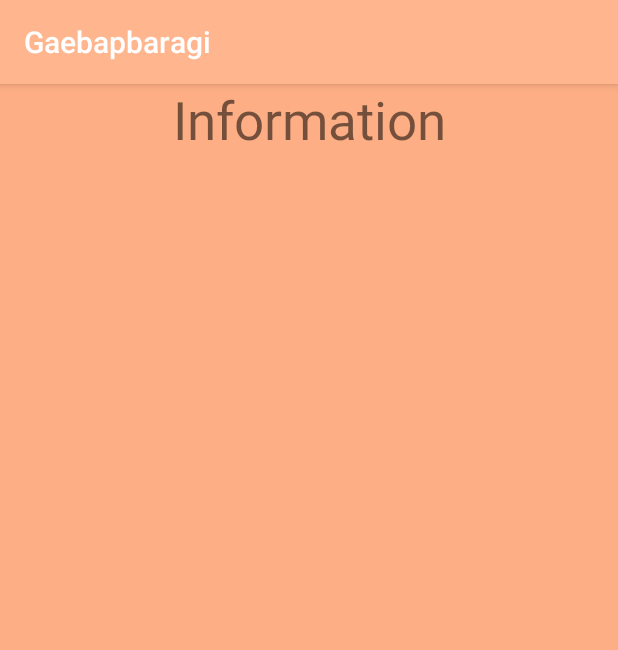
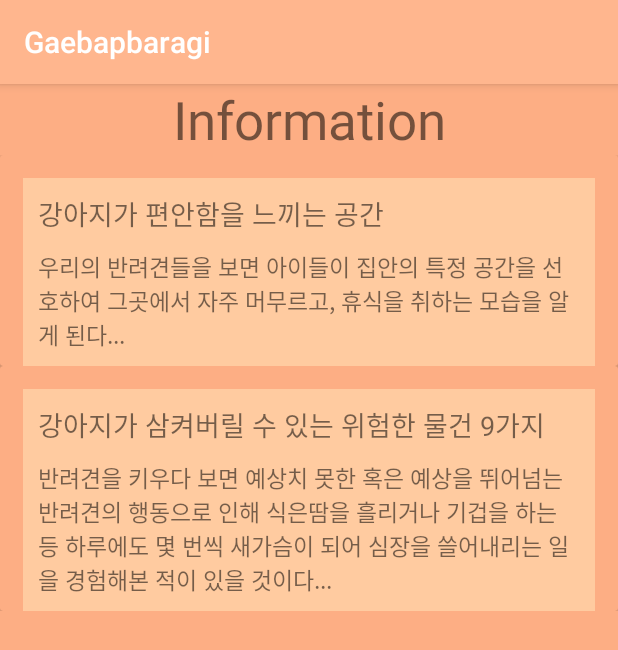
Before and after one commit to chaminji/Gaebapbaragi, an Android app: the InformationActivity screen opened directly, with no data from a screen before it, on a phone screen of 412 x 824 dp. Shown: the top 650 px of the screen. Run offline under Robolectric (Android 15) with nearby library versions, the phone set to English and light mode, and no system bars.

Commit message:
Add recycler information

```diff
--- a/Gaebapbaragi/app/src/main/java/com/example/dsm2017/gaebapbaragi/InfoDrugActivity.java
+++ b/Gaebapbaragi/app/src/main/java/com/example/dsm2017/gaebapbaragi/InfoDrugActivity.java
@@ -25,6 +25,10 @@ public class InfoDrugActivity extends AppCompatActivity {
         infoDrugArrayList.add(new item("약1","01/28"));
         infoDrugArrayList.add(new item("약2","02/28"));
         infoDrugArrayList.add(new item("약3","03/28"));
+        infoDrugArrayList.add(new item("약3","04/28"));
+        infoDrugArrayList.add(new item("약3","05/28"));
+        infoDrugArrayList.add(new item("약3","06/28"));
+        infoDrugArrayList.add(new item("약3","07/28"));
 
 //        infoDrugActivity.setHasFixedSize(true);
 
--- a/Gaebapbaragi/app/src/main/java/com/example/dsm2017/gaebapbaragi/InfoMealActivity.java
+++ b/Gaebapbaragi/app/src/main/java/com/example/dsm2017/gaebapbaragi/InfoMealActivity.java
@@ -24,6 +24,9 @@ public class InfoMealActivity extends AppCompatActivity {
         infoMealArrayList.add(new item("03/28","0.3"));
         infoMealArrayList.add(new item("03/28","0.5"));
         infoMealArrayList.add(new item("03/29","0.5"));
+        infoMealArrayList.add(new item("03/30","1.0"));
+        infoMealArrayList.add(new item("03/31","0.3"));
+        infoMealArrayList.add(new item("03/31","0.7"));
 
 //        infoMealActivity.setHasFixedSize(true);
 
--- a/Gaebapbaragi/app/src/main/java/com/example/dsm2017/gaebapbaragi/InfoSnackActivity.java
+++ b/Gaebapbaragi/app/src/main/java/com/example/dsm2017/gaebapbaragi/InfoSnackActivity.java
@@ -25,6 +25,10 @@ public class InfoSnackActivity extends AppCompatActivity {
         infoSnackArrayList.add(new item("껌", "03/28", "2"));
         infoSnackArrayList.add(new item("저키", "03/28", "5"));
         infoSnackArrayList.add(new item("소세지", "03/29", "1"));
+        infoSnackArrayList.add(new item("껌", "03/29", "1"));
+        infoSnackArrayList.add(new item("저키", "03/30", "5"));
+        infoSnackArrayList.add(new item("저키", "03/30", "5"));
+        infoSnackArrayList.add(new item("껌", "03/31", "1"));
 
         infoSnackActivity.setHasFixedSize(true);
 
--- a/Gaebapbaragi/app/src/main/java/com/example/dsm2017/gaebapbaragi/InformationActivity.java
+++ b/Gaebapbaragi/app/src/main/java/com/example/dsm2017/gaebapbaragi/InformationActivity.java
@@ -2,12 +2,52 @@ package com.example.dsm2017.gaebapbaragi;
 
 import android.os.Bundle;
 import android.support.v7.app.AppCompatActivity;
+import android.support.v7.widget.LinearLayoutManager;
+import android.support.v7.widget.RecyclerView;
+import java.util.ArrayList;
 
 public class InformationActivity extends AppCompatActivity {
+
+    RecyclerView informationActivity;
+    RecyclerView.Adapter informationAdapter;
+    RecyclerView.LayoutManager informationLayoutManager;
+
+    private ArrayList<item> informationArrayList;
+
     @Override
     protected void onCreate(Bundle savedInstanceState) {
         super.onCreate(savedInstanceState);
         setContentView(R.layout.activity_information);
+        informationActivity = (RecyclerView) findViewById(R.id.information_recycler);
+
+        informationArrayList = new ArrayList<>();
+        informationArrayList.add(new item("강아지가 편안함을 느끼는 공간","우리의 반려견들을 보면 아이들이 집안의 특정 공간을 선호하여 그곳에서 자주 머무르고, 휴식을 취하는 모습을 알게 된다..."));
+        informationArrayList.add(new item("강아지가 삼켜버릴 수 있는 위험한 물건 9가지","반려견을 키우다 보면 예상치 못한 혹은 예상을 뛰어넘는 반려견의 행동으로 인해 식은땀을 흘리거나 기겁을 하는 등 하루에도 몇 번씩 새가슴이 되어 심장을 쓸어내리는 일을 경험해본 적이 있을 것이다..."));
+
+//        infoMealActivity.setHasFixedSize(true);
+
+        informationLayoutManager = new LinearLayoutManager(this);
+        informationActivity.setLayoutManager(informationLayoutManager);
+
+        informationAdapter = new InformationAdapter(informationArrayList);
+        informationActivity.setAdapter(informationAdapter);
     }
 
+    public class item {
+        String infotitle;
+        String infocontent;
+
+        public item(String infotitle, String infocontent) {
+            this.infotitle = infotitle;
+            this.infocontent = infocontent;
+        }
+
+        public String getInfotitle() {
+            return infotitle;
+        }
+
+        public String getInfocontent() {
+            return infocontent;
+        }
+    }
 }
--- /dev/null
+++ b/Gaebapbaragi/app/src/main/java/com/example/dsm2017/gaebapbaragi/InformationAdapter.java
@@ -0,0 +1,48 @@
+package com.example.dsm2017.gaebapbaragi;
+
+import android.support.v7.widget.RecyclerView;
+import android.view.LayoutInflater;
+import android.view.View;
+import android.view.ViewGroup;
+import android.widget.TextView;
+import java.util.ArrayList;
+
+public class InformationAdapter extends RecyclerView.Adapter<InformationAdapter.ViewHolder> {
+
+    private ArrayList<InformationActivity.item> mInfoDataset;
+
+    public InformationAdapter(ArrayList<InformationActivity.item> myInfoDataset) {
+        mInfoDataset = myInfoDataset;
+    }
+
+    @Override
+    public InformationAdapter.ViewHolder onCreateViewHolder(ViewGroup parent, int viewType) {
+        View v = LayoutInflater.from(parent.getContext()).inflate(R.layout.cardview_info, parent, false);
+
+        ViewHolder holder = new ViewHolder(v);
+        return holder;
+    }
+
+    @Override
+    public void onBindViewHolder(ViewHolder holder, int position) {
+        holder.mInfotitle.setText(mInfoDataset.get(position).getInfotitle());
+        holder.mInfocontent.setText(String.valueOf(mInfoDataset.get(position).getInfocontent()));
+    }
+
+    @Override
+    public int getItemCount() {
+        return mInfoDataset.size();
+    }
+
+    public static class ViewHolder extends RecyclerView.ViewHolder {
+        public TextView mInfotitle;
+        public TextView mInfocontent;
+
+        public ViewHolder(View v) {
+            super(v);
+
+            mInfotitle = (TextView) v.findViewById(R.id.cardview_info_title);
+            mInfocontent = (TextView) v.findViewById(R.id.cardview_info_content);
+        }
+    }
+}
--- a/Gaebapbaragi/app/src/main/res/layout/activity_information.xml
+++ b/Gaebapbaragi/app/src/main/res/layout/activity_information.xml
@@ -15,6 +15,7 @@
         android:textSize="35dp" />
 
     <android.support.v7.widget.RecyclerView
+        android:id="@+id/information_recycler"
         android:layout_width="match_parent"
         android:layout_height="wrap_content"
         app:layout_constraintTop_toBottomOf="@+id/informationtitle">
--- /dev/null
+++ b/Gaebapbaragi/app/src/main/res/layout/cardview_info.xml
@@ -0,0 +1,42 @@
+<?xml version="1.0" encoding="utf-8"?>
+<android.support.v7.widget.CardView xmlns:android="http://schemas.android.com/apk/res/android"
+    android:layout_width="match_parent"
+    android:layout_height="wrap_content"
+    xmlns:app="http://schemas.android.com/apk/res-auto"
+    android:backgroundTint="@color/colorPrimary">
+
+    <android.support.constraint.ConstraintLayout
+        android:layout_width="match_parent"
+        android:layout_height="wrap_content"
+        android:layout_marginHorizontal="15dp"
+        android:layout_marginTop="15dp"
+        android:background="@color/colorPrimaryDark">
+
+        <TextView
+            android:id="@+id/cardview_info_title"
+            android:layout_width="match_parent"
+            android:layout_height="wrap_content"
+            android:text="제목"
+            android:textSize="18dp"
+            android:layout_margin="10dp"
+            app:layout_constraintTop_toTopOf="parent"
+            app:layout_constraintStart_toStartOf="parent"
+            app:layout_constraintEnd_toEndOf="parent"
+            app:layout_constraintBottom_toTopOf="@+id/cardview_info_content" />
+
+        <TextView
+            android:id="@+id/cardview_info_content"
+            android:layout_width="match_parent"
+            android:layout_height="wrap_content"
+            android:text="내용"
+            android:textSize="15dp"
+            android:layout_marginBottom="10dp"
+            android:layout_marginHorizontal="10dp"
+            app:layout_constraintTop_toBottomOf="@id/cardview_info_title"
+            app:layout_constraintBottom_toBottomOf="parent"
+            app:layout_constraintStart_toStartOf="parent"
+            app:layout_constraintEnd_toEndOf="parent" />
+
+    </android.support.constraint.ConstraintLayout>
+
+</android.support.v7.widget.CardView>
--- a/Gaebapbaragi/build.gradle
+++ b/Gaebapbaragi/build.gradle
@@ -7,7 +7,7 @@ buildscript {
         jcenter()
     }
     dependencies {
-        classpath 'com.android.tools.build:gradle:3.1.4'
+        classpath 'com.android.tools.build:gradle:3.3.2'
 
 
         // NOTE: Do not place your application dependencies here; they belong
```
Also changed, not shown: Gaebapbaragi/app/src/main/res/layout/activity_infoview.xml (added, +26 -0 lines), Gaebapbaragi/gradle/wrapper/gradle-wrapper.properties.
